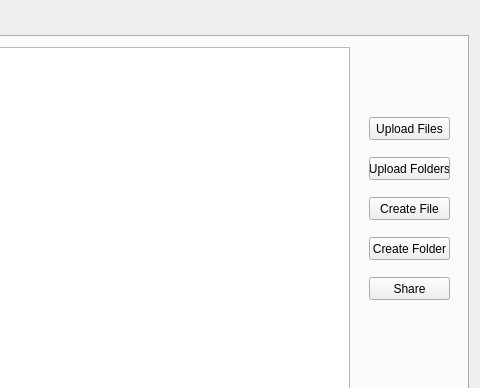
First picture: the form in main.ui, repository Orico83/FileSpace, before the edit; both pictures show x 374 to 854 and y 0 to 388 of the 854 by 605 pixel window.
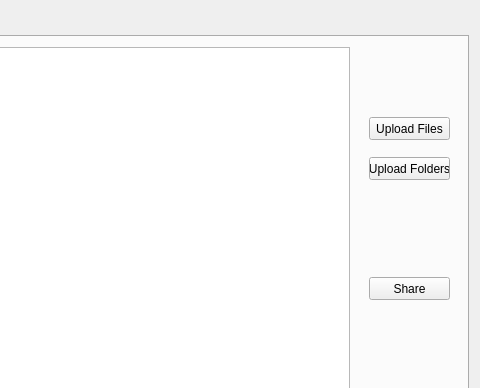
Second picture: the form after the edit. The open tabs and pages were chosen to show the change.

The edit to the form file:
```diff
--- a/main.ui
+++ b/main.ui
@@ -74,32 +74,6 @@
         <string>Upload Folders</string>
        </property>
       </widget>
-      <widget class="QPushButton" name="create_folder_button">
-       <property name="geometry">
-        <rect>
-         <x>730</x>
-         <y>200</y>
-         <width>81</width>
-         <height>23</height>
-        </rect>
-       </property>
-       <property name="text">
-        <string>Create Folder</string>
-       </property>
-      </widget>
-      <widget class="QPushButton" name="create_file_button">
-       <property name="geometry">
-        <rect>
-         <x>730</x>
-         <y>160</y>
-         <width>81</width>
-         <height>23</height>
-        </rect>
-       </property>
-       <property name="text">
-        <string>Create File</string>
-       </property>
-      </widget>
       <widget class="QPushButton" name="go_back_button">
        <property name="geometry">
         <rect>
```
Left out of the diff: 20 changed lines with no effect on the pictures.
